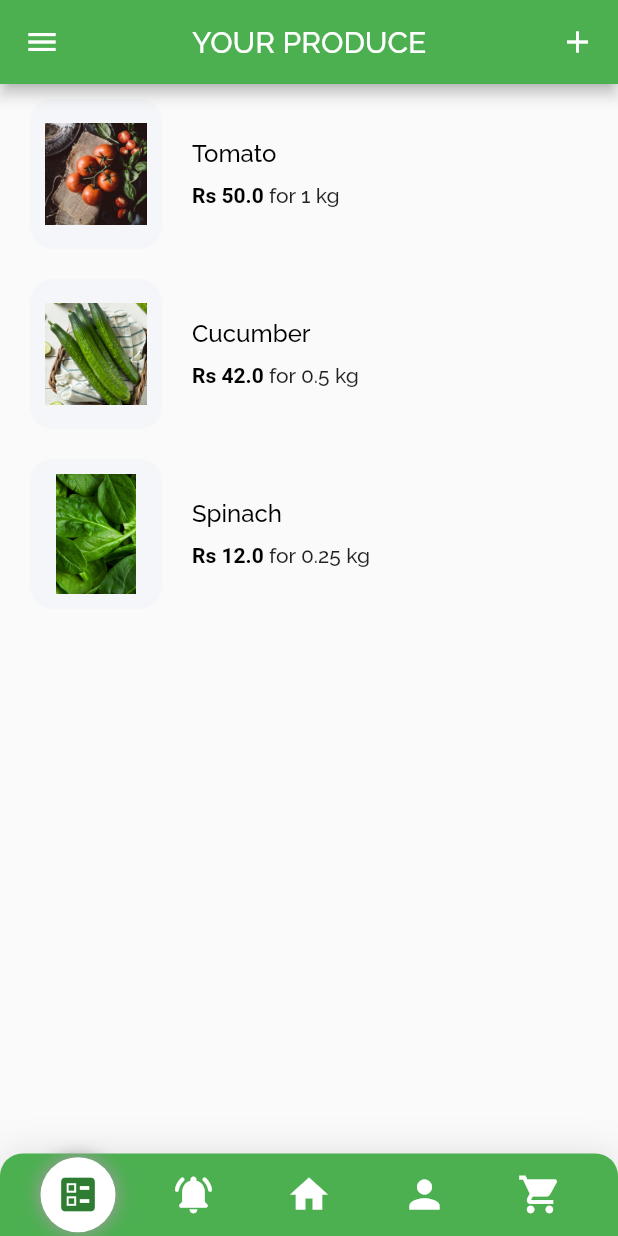
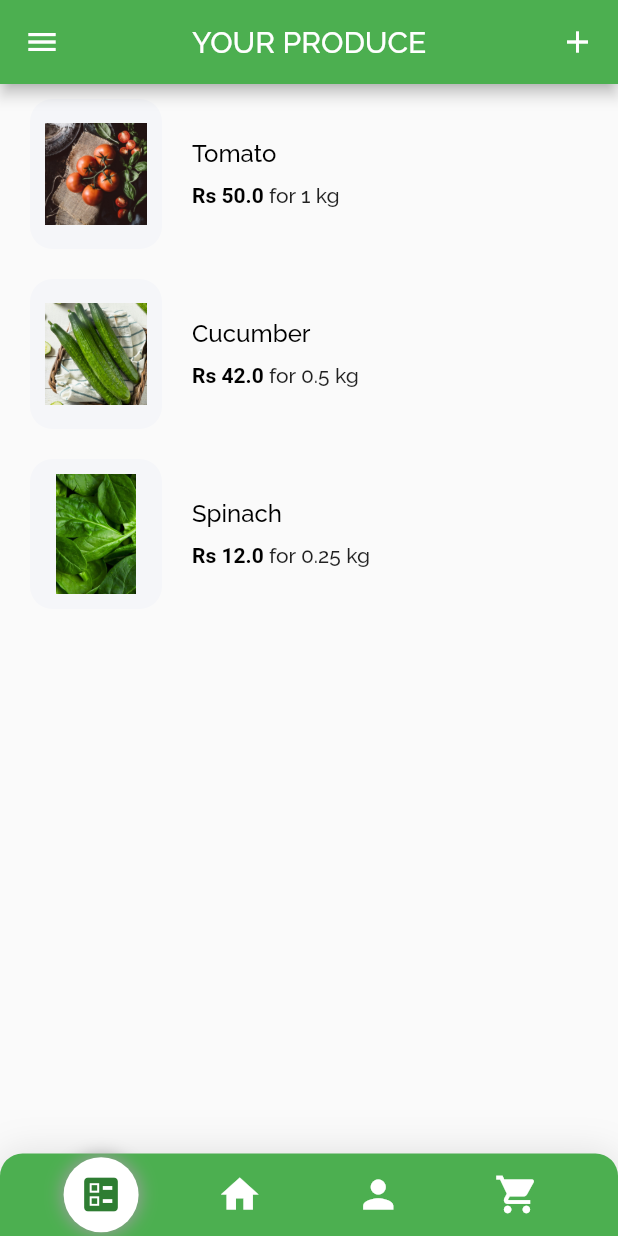
Before and after one commit to aksharabruno/Urban-Roof, a Flutter app: the AllItems screen opened by its route, on a phone screen of 412 x 824 dp. Run offline on Flutter 3.47's test engine with Material 2 defaults, Android fonts, the phone set to English and light mode, and no system bars; accounts and stored records are empty; statements that could not run were skipped.

Commit message:
Update all_items.dart

```diff
--- a/lib/app/pages/sell/all_items.dart
+++ b/lib/app/pages/sell/all_items.dart
@@ -32,7 +32,7 @@ class AllItems extends StatelessWidget {
                   mainAxisAlignment: MainAxisAlignment.spaceEvenly,
                   children: [
                     buildContainerBottomNav(Icons.ballot, 'allitems', context, isSelected: true),
-                    buildContainerBottomNav(Icons.notifications_on_rounded, 'notification', context),
+                   // buildContainerBottomNav(Icons.notifications_on_rounded, 'notification', context),
                     buildContainerBottomNav(Icons.home, 'home', context),
                     buildContainerBottomNav(Icons.person, 'profile', context),
                     buildContainerBottomNav(Icons.shopping_cart, 'maincategory', context),
```
